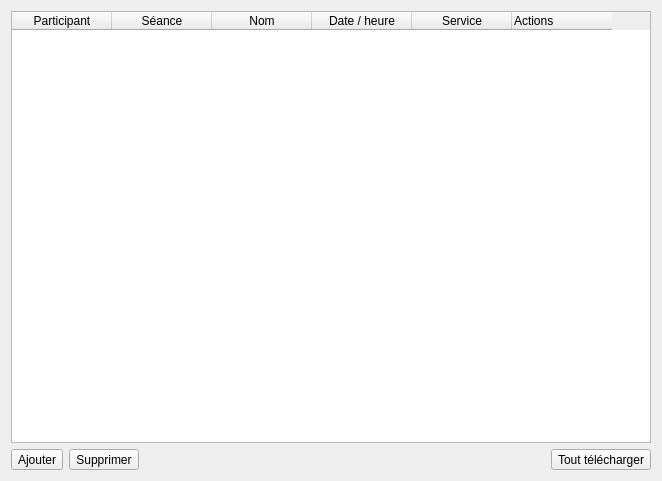
This is client/src/widgets/AssetsWidget.ui in introlab/openteraplus as Qt 5 draws it before an edit. The edited form follows.
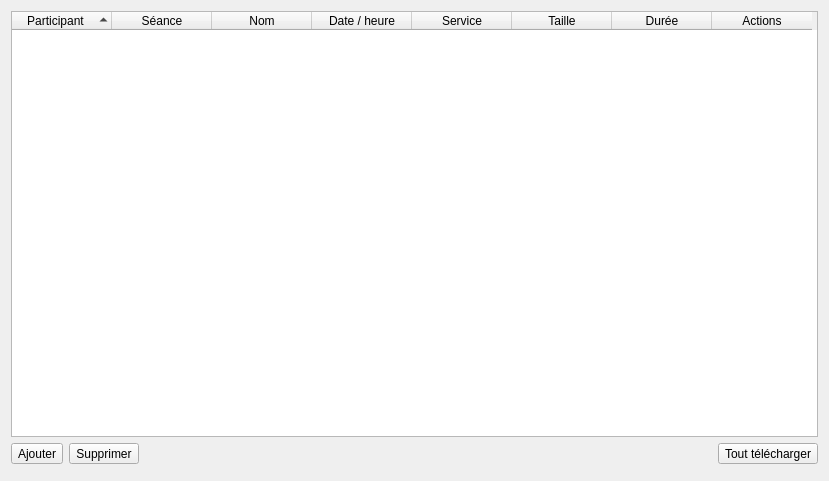
This is the edited form. Icons and pictures are not drawn. Custom widgets are drawn as their Qt base class.

Commit message: Refs #33. Querying more informations about assets from related services.

What changed in the file:
```diff
--- a/client/src/widgets/AssetsWidget.ui
+++ b/client/src/widgets/AssetsWidget.ui
@@ -6,7 +6,7 @@
    <rect>
     <x>0</x>
     <y>0</y>
-    <width>662</width>
+    <width>829</width>
     <height>481</height>
    </rect>
   </property>
@@ -25,6 +25,9 @@
        <height>32</height>
       </size>
      </property>
+     <property name="sortingEnabled">
+      <bool>true</bool>
+     </property>
      <attribute name="headerStretchLastSection">
       <bool>false</bool>
      </attribute>
@@ -68,10 +71,29 @@
        <set>AlignCenter</set>
       </property>
      </column>
+     <column>
+      <property name="text">
+       <string>Taille</string>
+      </property>
+      <property name="textAlignment">
+       <set>AlignCenter</set>
+      </property>
+     </column>
+     <column>
+      <property name="text">
+       <string>Durée</string>
+      </property>
+      <property name="textAlignment">
+       <set>AlignCenter</set>
+      </property>
+     </column>
      <column>
       <property name="text">
        <string>Actions</string>
       </property>
+      <property name="textAlignment">
+       <set>AlignCenter</set>
+      </property>
      </column>
     </widget>
    </item>
@@ -167,8 +189,19 @@
      </item>
     </layout>
    </item>
+   <item>
+    <widget class="ResultMessageWidget" name="wdgMessages" native="true"/>
+   </item>
   </layout>
  </widget>
+ <customwidgets>
+  <customwidget>
+   <class>ResultMessageWidget</class>
+   <extends>QWidget</extends>
+   <header>widgets/ResultMessageWidget.h</header>
+   <container>1</container>
+  </customwidget>
+ </customwidgets>
  <resources>
   <include location="../../resources/TeraClient.qrc"/>
  </resources>
```
The commit also changes 7 other files.
